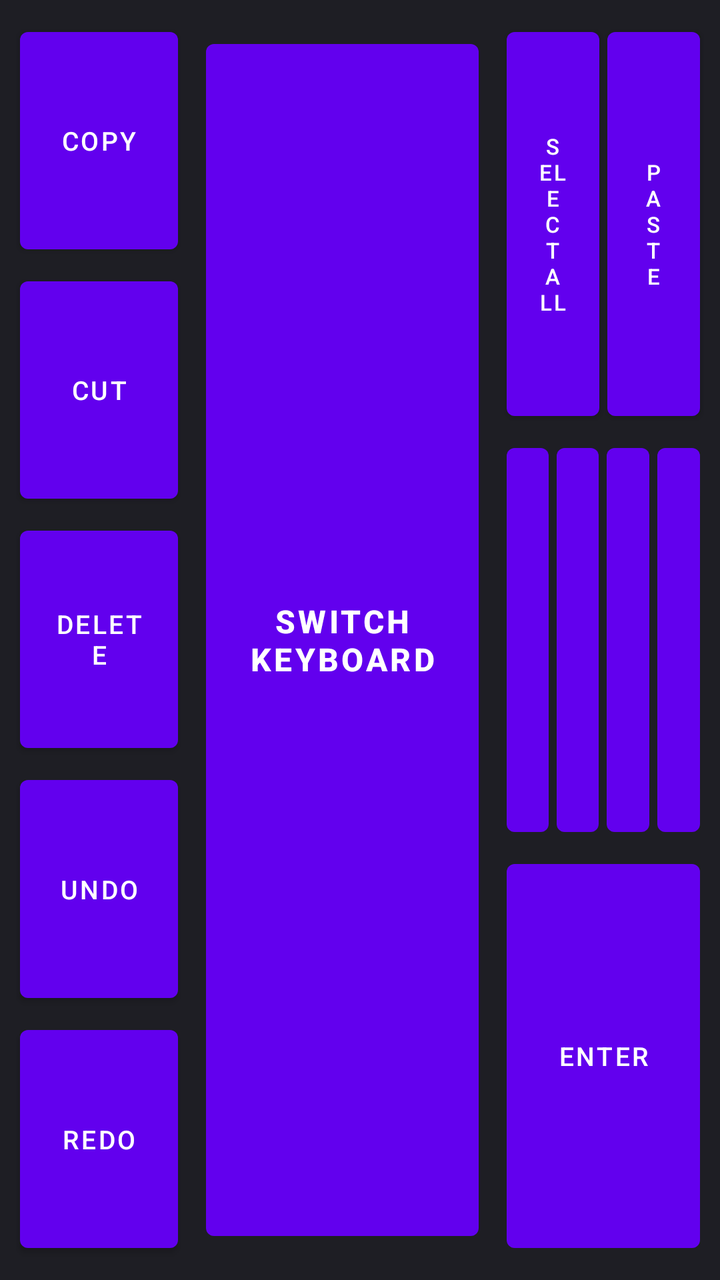
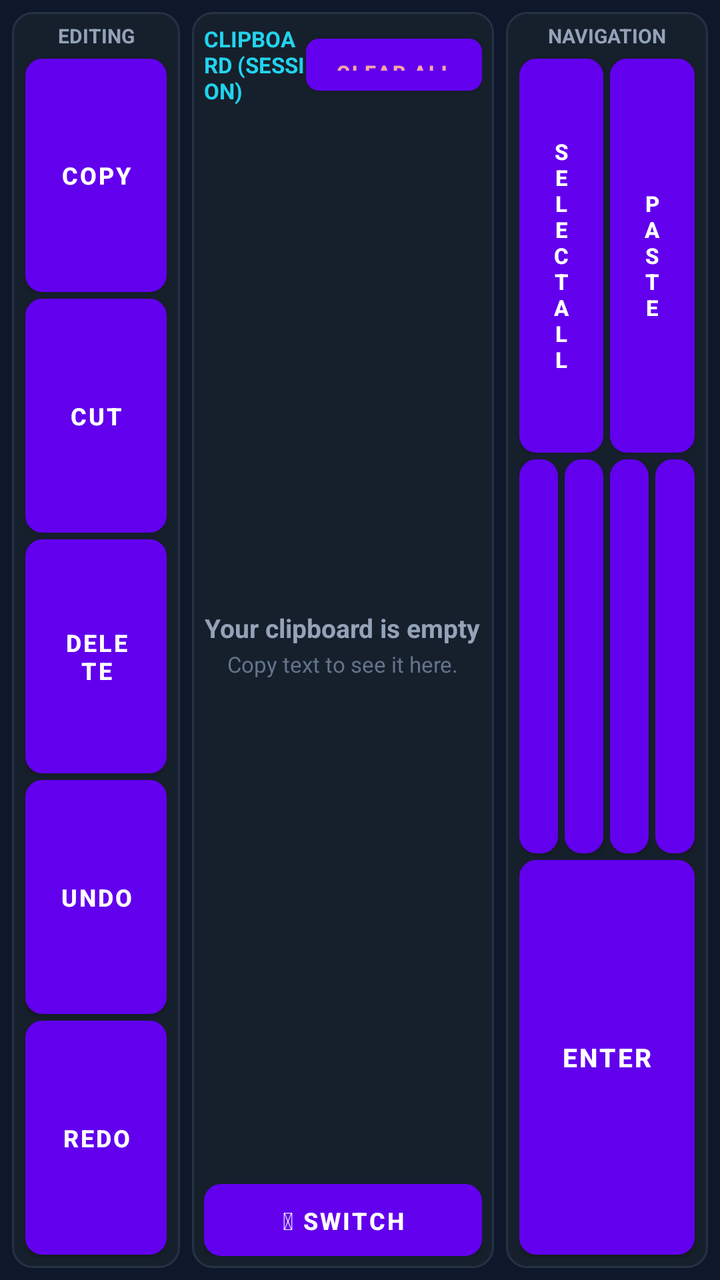

Two renders of the same Android screen: before a commit and after it. Below are the layout's source before the change and the commit's diff.
<!-- AndroidManifest.xml: fallback theme Theme.MaterialComponents.DayNight.NoActionBar -->
<!-- res/layout/keyboard_view.xml -->
<?xml version="1.0" encoding="utf-8"?>
<LinearLayout xmlns:android="http://schemas.android.com/apk/res/android"
    android:id="@+id/keyboard_root"
    android:layout_width="match_parent"
    android:layout_height="220dp"
    android:orientation="horizontal"
    android:baselineAligned="false"
    android:weightSum="100"
    android:padding="6dp"
    android:background="#1E1E24"
    android:soundEffectsEnabled="false"
    android:hapticFeedbackEnabled="false">

    
    <LinearLayout
        android:id="@+id/panel_editing"
        android:layout_width="0dp"
        android:layout_height="match_parent"
        android:layout_weight="25"
        android:orientation="vertical"
        android:padding="2dp">

        <Button
            android:id="@+id/btn_copy"
            android:layout_width="match_parent"
            android:layout_height="0dp"
            android:layout_weight="1"
            android:layout_margin="2dp"
            android:text="COPY"
            android:textColor="#FFFFFF"
            android:textSize="13sp"
            android:contentDescription="Copy"
            android:soundEffectsEnabled="false"
            android:hapticFeedbackEnabled="false" />

        <Button
            android:id="@+id/btn_cut"
            android:layout_width="match_parent"
            android:layout_height="0dp"
            android:layout_weight="1"
            android:layout_margin="2dp"
            android:text="CUT"
            android:textColor="#FFFFFF"
            android:textSize="13sp"
            android:contentDescription="Cut"
            android:soundEffectsEnabled="false"
            android:hapticFeedbackEnabled="false" />

        <Button
            android:id="@+id/btn_delete"
            android:layout_width="match_parent"
            android:layout_height="0dp"
            android:layout_weight="1"
            android:layout_margin="2dp"
            android:text="DELETE"
            android:textColor="#FFFFFF"
            android:textSize="13sp"
            android:contentDescription="Delete"
            android:soundEffectsEnabled="false"
            android:hapticFeedbackEnabled="false" />

        <Button
            android:id="@+id/btn_undo"
            android:layout_width="match_parent"
            android:layout_height="0dp"
            android:layout_weight="1"
            android:layout_margin="2dp"
            android:text="UNDO"
            android:textColor="#FFFFFF"
            android:textSize="13sp"
            android:contentDescription="Undo"
            android:soundEffectsEnabled="false"
            android:hapticFeedbackEnabled="false" />

        <Button
            android:id="@+id/btn_redo"
            android:layout_width="match_parent"
            android:layout_height="0dp"
            android:layout_weight="1"
            android:layout_margin="2dp"
            android:text="REDO"
            android:textColor="#FFFFFF"
            android:textSize="13sp"
            android:contentDescription="Redo"
            android:soundEffectsEnabled="false"
            android:hapticFeedbackEnabled="false" />
    </LinearLayout>

    
    <LinearLayout
        android:id="@+id/panel_center"
        android:layout_width="0dp"
        android:layout_height="match_parent"
        android:layout_weight="45"
        android:orientation="vertical"
        android:gravity="center"
        android:padding="4dp">

        <Button
            android:id="@+id/btn_switch_keyboard"
            android:layout_width="match_parent"
            android:layout_height="match_parent"
            android:layout_margin="6dp"
            android:text="SWITCH KEYBOARD"
            android:textColor="#FFFFFF"
            android:textSize="16sp"
            android:textStyle="bold"
            android:contentDescription="Switch Keyboard"
            android:soundEffectsEnabled="false"
            android:hapticFeedbackEnabled="false" />
    </LinearLayout>

    
    <LinearLayout
        android:id="@+id/panel_navigation"
        android:layout_width="0dp"
        android:layout_height="match_parent"
        android:layout_weight="30"
        android:orientation="vertical"
        android:padding="2dp">

        
        <LinearLayout
            android:layout_width="match_parent"
            android:layout_height="0dp"
            android:layout_weight="1"
            android:orientation="horizontal">

            <Button
                android:id="@+id/btn_select_all"
                android:layout_width="0dp"
                android:layout_height="match_parent"
                android:layout_weight="1"
                android:layout_margin="2dp"
                android:text="SELECT ALL"
                android:textColor="#FFFFFF"
                android:textSize="11sp"
                android:contentDescription="Select All"
                android:soundEffectsEnabled="false"
                android:hapticFeedbackEnabled="false" />

            <Button
                android:id="@+id/btn_paste"
                android:layout_width="0dp"
                android:layout_height="match_parent"
                android:layout_weight="1"
                android:layout_margin="2dp"
                android:text="PASTE"
                android:textColor="#FFFFFF"
                android:textSize="11sp"
                android:contentDescription="Paste"
                android:soundEffectsEnabled="false"
                android:hapticFeedbackEnabled="false" />
        </LinearLayout>

        
        <LinearLayout
            android:layout_width="match_parent"
            android:layout_height="0dp"
            android:layout_weight="1"
            android:orientation="horizontal">

            <Button
                android:id="@+id/btn_arrow_left"
                android:layout_width="0dp"
                android:layout_height="match_parent"
                android:layout_weight="1"
                android:layout_margin="2dp"
                android:text="&#x25C0;"
                android:textColor="#FFFFFF"
                android:textSize="16sp"
                android:contentDescription="Arrow Left"
                android:soundEffectsEnabled="false"
                android:hapticFeedbackEnabled="false" />

            <Button
                android:id="@+id/btn_arrow_up"
                android:layout_width="0dp"
                android:layout_height="match_parent"
                android:layout_weight="1"
                android:layout_margin="2dp"
                android:text="&#x25B2;"
                android:textColor="#FFFFFF"
                android:textSize="16sp"
                android:contentDescription="Arrow Up"
                android:soundEffectsEnabled="false"
                android:hapticFeedbackEnabled="false" />

            <Button
                android:id="@+id/btn_arrow_down"
                android:layout_width="0dp"
                android:layout_height="match_parent"
                android:layout_weight="1"
                android:layout_margin="2dp"
                android:text="&#x25BC;"
                android:textColor="#FFFFFF"
                android:textSize="16sp"
                android:contentDescription="Arrow Down"
                android:soundEffectsEnabled="false"
                android:hapticFeedbackEnabled="false" />

            <Button
                android:id="@+id/btn_arrow_right"
                android:layout_width="0dp"
                android:layout_height="match_parent"
                android:layout_weight="1"
                android:layout_margin="2dp"
                android:text="&#x25B6;"
                android:textColor="#FFFFFF"
                android:textSize="16sp"
                android:contentDescription="Arrow Right"
                android:soundEffectsEnabled="false"
                android:hapticFeedbackEnabled="false" />
        </LinearLayout>

        
        <LinearLayout
            android:layout_width="match_parent"
            android:layout_height="0dp"
            android:layout_weight="1"
            android:orientation="horizontal">

            <Button
                android:id="@+id/btn_enter"
                android:layout_width="match_parent"
                android:layout_height="match_parent"
                android:layout_margin="2dp"
                android:text="ENTER"
                android:textColor="#FFFFFF"
                android:textSize="13sp"
                android:contentDescription="Enter"
                android:soundEffectsEnabled="false"
                android:hapticFeedbackEnabled="false" />
        </LinearLayout>

    </LinearLayout>

</LinearLayout>
<!-- resources referenced by this layout -->
<resources>

</resources>

<!-- the commit's change to res/layout/keyboard_view.xml (unified diff, before → after) -->
@@ -2,12 +2,12 @@
 <LinearLayout xmlns:android="http://schemas.android.com/apk/res/android"
     android:id="@+id/keyboard_root"
     android:layout_width="match_parent"
-    android:layout_height="220dp"
+    android:layout_height="250dp"
     android:orientation="horizontal"
     android:baselineAligned="false"
     android:weightSum="100"
     android:padding="6dp"
-    android:background="#1E1E24"
+    android:background="#0F172A"
     android:soundEffectsEnabled="false"
     android:hapticFeedbackEnabled="false">
 
@@ -17,19 +17,35 @@
         android:layout_width="0dp"
         android:layout_height="match_parent"
         android:layout_weight="25"
+        android:layout_marginEnd="4dp"
         android:orientation="vertical"
-        android:padding="2dp">
+        android:background="@drawable/bg_panel"
+        android:padding="5dp">
+
+        <TextView
+            android:layout_width="match_parent"
+            android:layout_height="wrap_content"
+            android:text="EDITING"
+            android:textColor="#94A3B8"
+            android:textSize="10sp"
+            android:textStyle="bold"
+            android:gravity="center"
+            android:paddingBottom="3dp" />
 
         <Button
             android:id="@+id/btn_copy"
             android:layout_width="match_parent"
             android:layout_height="0dp"
             android:layout_weight="1"
-            android:layout_margin="2dp"
+            android:layout_margin="1.5dp"
+            android:background="@drawable/bg_keyboard_button"
             android:text="COPY"
             android:textColor="#FFFFFF"
-            android:textSize="13sp"
+            android:textSize="12sp"
+            android:textStyle="bold"
             android:contentDescription="Copy"
+            android:focusable="false"
+            android:focusableInTouchMode="false"
             android:soundEffectsEnabled="false"
             android:hapticFeedbackEnabled="false" />
 
@@ -38,11 +54,15 @@
             android:layout_width="match_parent"
             android:layout_height="0dp"
             android:layout_weight="1"
-            android:layout_margin="2dp"
+            android:layout_margin="1.5dp"
+            android:background="@drawable/bg_keyboard_button"
             android:text="CUT"
             android:textColor="#FFFFFF"
-            android:textSize="13sp"
+            android:textSize="12sp"
+            android:textStyle="bold"
             android:contentDescription="Cut"
+            android:focusable="false"
+            android:focusableInTouchMode="false"
             android:soundEffectsEnabled="false"
             android:hapticFeedbackEnabled="false" />
 
@@ -51,11 +71,15 @@
             android:layout_width="match_parent"
             android:layout_height="0dp"
             android:layout_weight="1"
-            android:layout_margin="2dp"
+            android:layout_margin="1.5dp"
+            android:background="@drawable/bg_keyboard_button"
             android:text="DELETE"
             android:textColor="#FFFFFF"
-            android:textSize="13sp"
+            android:textSize="12sp"
+            android:textStyle="bold"
             android:contentDescription="Delete"
+            android:focusable="false"
+            android:focusableInTouchMode="false"
             android:soundEffectsEnabled="false"
             android:hapticFeedbackEnabled="false" />
 
@@ -64,11 +88,15 @@
             android:layout_width="match_parent"
             android:layout_height="0dp"
             android:layout_weight="1"
-            android:layout_margin="2dp"
+            android:layout_margin="1.5dp"
+            android:background="@drawable/bg_keyboard_button"
             android:text="UNDO"
             android:textColor="#FFFFFF"
-            android:textSize="13sp"
+            android:textSize="12sp"
+            android:textStyle="bold"
             android:contentDescription="Undo"
+            android:focusable="false"
+            android:focusableInTouchMode="false"
             android:soundEffectsEnabled="false"
             android:hapticFeedbackEnabled="false" />
 
@@ -77,11 +105,15 @@
             android:layout_width="match_parent"
             android:layout_height="0dp"
             android:layout_weight="1"
-            android:layout_margin="2dp"
+            android:layout_margin="1.5dp"
+            android:background="@drawable/bg_keyboard_button"
             android:text="REDO"
             android:textColor="#FFFFFF"
-            android:textSize="13sp"
+            android:textSize="12sp"
+            android:textStyle="bold"
             android:contentDescription="Redo"
+            android:focusable="false"
+            android:focusableInTouchMode="false"
             android:soundEffectsEnabled="false"
             android:hapticFeedbackEnabled="false" />
     </LinearLayout>
@@ -92,20 +124,105 @@
         android:layout_width="0dp"
         android:layout_height="match_parent"
         android:layout_weight="45"
+        android:layout_marginStart="2dp"
+        android:layout_marginEnd="2dp"
         android:orientation="vertical"
-        android:gravity="center"
-        android:padding="4dp">
-
+        android:background="@drawable/bg_panel"
+        android:padding="6dp">
+
+        
+        <LinearLayout
+            android:layout_width="match_parent"
+            android:layout_height="wrap_content"
+            android:orientation="horizontal"
+            android:gravity="center_vertical"
+            android:paddingBottom="4dp">
+
+            <TextView
+                android:id="@+id/tv_clipboard_title"
+                android:layout_width="0dp"
+                android:layout_height="wrap_content"
+                android:layout_weight="1"
+                android:text="CLIPBOARD (SESSION)"
+                android:textColor="#22D3EE"
+                android:textSize="11sp"
+                android:textStyle="bold" />
+
+            <Button
+                android:id="@+id/btn_clear_clipboard"
+                android:layout_width="wrap_content"
+                android:layout_height="26dp"
+                android:paddingStart="8dp"
+                android:paddingEnd="8dp"
+                android:background="@drawable/bg_keyboard_button_danger"
+                android:text="CLEAR ALL"
+                android:textColor="#FCA5A5"
+                android:textSize="10sp"
+                android:textStyle="bold"
+                android:contentDescription="Clear All Clipboard Items"
+                android:focusable="false"
+                android:focusableInTouchMode="false"
+                android:soundEffectsEnabled="false"
+                android:hapticFeedbackEnabled="false" />
+        </LinearLayout>
+
+        
+        <FrameLayout
+            android:layout_width="match_parent"
+            android:layout_height="0dp"
+            android:layout_weight="1">
+
+            
+            <androidx.recyclerview.widget.RecyclerView
+                android:id="@+id/rv_clipboard"
+                android:layout_width="match_parent"
+                android:layout_height="match_parent"
+                android:scrollbars="vertical"
+                android:overScrollMode="never"
+                android:focusable="false"
+                android:focusableInTouchMode="false" />
+
+            
+            <LinearLayout
+                android:id="@+id/ll_empty_state"
+                android:layout_width="match_parent"
+                android:layout_height="match_parent"
+                android:orientation="vertical"
+                android:gravity="center"
+                android:visibility="visible">
+
+                <TextView
+                    android:layout_width="wrap_content"
+                    android:layout_height="wrap_content"
+                    android:text="Your clipboard is empty"
+                    android:textColor="#94A3B8"
+                    android:textSize="13sp"
+                    android:textStyle="bold" />
+
+                <TextView
+                    android:layout_width="wrap_content"
+                    android:layout_height="wrap_content"
+                    android:layout_marginTop="2dp"
+                    android:text="Copy text to see it here."
+                    android:textColor="#64748B"
+                    android:textSize="11sp" />
+            </LinearLayout>
+        </FrameLayout>
+
+        
         <Button
             android:id="@+id/btn_switch_keyboard"
             android:layout_width="match_parent"
-            android:layout_height="match_parent"
-            android:layout_margin="6dp"
-            android:text="SWITCH KEYBOARD"
-            android:textColor="#FFFFFF"
-            android:textSize="16sp"
+            android:layout_height="36dp"
+            android:layout_marginTop="4dp"
+            android:background="@drawable/bg_keyboard_button_accent"
+            android:text="&#x1F310; SWITCH KEYBOARD"
+            android:textColor="#FFFFFF"
+            android:textSize="12sp"
             android:textStyle="bold"
             android:contentDescription="Switch Keyboard"
+            android:focusable="false"
+            android:focusableInTouchMode="false"
             android:soundEffectsEnabled="false"
             android:hapticFeedbackEnabled="false" />
     </LinearLayout>
@@ -116,8 +233,20 @@
         android:layout_width="0dp"
         android:layout_height="match_parent"
         android:layout_weight="30"
+        android:layout_marginStart="4dp"
         android:orientation="vertical"
-        android:padding="2dp">
+        android:background="@drawable/bg_panel"
+        android:padding="5dp">
+
+        <TextView
+            android:layout_width="match_parent"
+            android:layout_height="wrap_content"
+            android:text="NAVIGATION"
+            android:textColor="#94A3B8"
+            android:textSize="10sp"
+            android:textStyle="bold"
+            android:gravity="center"
+            android:paddingBottom="3dp" />
 
         
         <LinearLayout
@@ -131,11 +260,15 @@
                 android:layout_width="0dp"
                 android:layout_height="match_parent"
                 android:layout_weight="1"
-                android:layout_margin="2dp"
+                android:layout_margin="1.5dp"
+                android:background="@drawable/bg_keyboard_button"
                 android:text="SELECT ALL"
                 android:textColor="#FFFFFF"
                 android:textSize="11sp"
+                android:textStyle="bold"
                 android:contentDescription="Select All"
+                android:focusable="false"
+                android:focusableInTouchMode="false"
                 android:soundEffectsEnabled="false"
                 android:hapticFeedbackEnabled="false" />
 
@@ -144,11 +277,15 @@
                 android:layout_width="0dp"
                 android:layout_height="match_parent"
                 android:layout_weight="1"
-                android:layout_margin="2dp"
+                android:layout_margin="1.5dp"
+                android:background="@drawable/bg_keyboard_button_accent"
                 android:text="PASTE"
                 android:textColor="#FFFFFF"
                 android:textSize="11sp"
+                android:textStyle="bold"
                 android:contentDescription="Paste"
+                android:focusable="false"
+                android:focusableInTouchMode="false"
                 android:soundEffectsEnabled="false"
                 android:hapticFeedbackEnabled="false" />
         </LinearLayout>
@@ -165,11 +302,14 @@
                 android:layout_width="0dp"
                 android:layout_height="match_parent"
                 android:layout_weight="1"
-                android:layout_margin="2dp"
+                android:layout_margin="1.5dp"
+                android:background="@drawable/bg_keyboard_button"
                 android:text="&#x25C0;"
                 android:textColor="#FFFFFF"
                 android:textSize="16sp"
                 android:contentDescription="Arrow Left"
+                android:focusable="false"
+                android:focusableInTouchMode="false"
                 android:soundEffectsEnabled="false"
                 android:hapticFeedbackEnabled="false" />
 
@@ -178,11 +318,14 @@
                 android:layout_width="0dp"
                 android:layout_height="match_parent"
                 android:layout_weight="1"
-                android:layout_margin="2dp"
+                android:layout_margin="1.5dp"
+                android:background="@drawable/bg_keyboard_button"
                 android:text="&#x25B2;"
                 android:textColor="#FFFFFF"
                 android:textSize="16sp"
                 android:contentDescription="Arrow Up"
+                android:focusable="false"
+                android:focusableInTouchMode="false"
                 android:soundEffectsEnabled="false"
                 android:hapticFeedbackEnabled="false" />
 
@@ -191,11 +334,14 @@
                 android:layout_width="0dp"
                 android:layout_height="match_parent"
                 android:layout_weight="1"
-                android:layout_margin="2dp"
+                android:layout_margin="1.5dp"
+                android:background="@drawable/bg_keyboard_button"
                 android:text="&#x25BC;"
                 android:textColor="#FFFFFF"
                 android:textSize="16sp"
                 android:contentDescription="Arrow Down"
+                android:focusable="false"
+                android:focusableInTouchMode="false"
                 android:soundEffectsEnabled="false"
                 android:hapticFeedbackEnabled="false" />
 
@@ -204,11 +350,14 @@
                 android:layout_width="0dp"
                 android:layout_height="match_parent"
                 android:layout_weight="1"
-                android:layout_margin="2dp"
+                android:layout_margin="1.5dp"
+                android:background="@drawable/bg_keyboard_button"
                 android:text="&#x25B6;"
                 android:textColor="#FFFFFF"
                 android:textSize="16sp"
                 android:contentDescription="Arrow Right"
+                android:focusable="false"
+                android:focusableInTouchMode="false"
                 android:soundEffectsEnabled="false"
                 android:hapticFeedbackEnabled="false" />
         </LinearLayout>
@@ -224,11 +373,15 @@
                 android:id="@+id/btn_enter"
                 android:layout_width="match_parent"
                 android:layout_height="match_parent"
-                android:layout_margin="2dp"
+                android:layout_margin="1.5dp"
+                android:background="@drawable/bg_keyboard_button_accent"
                 android:text="ENTER"
                 android:textColor="#FFFFFF"
                 android:textSize="13sp"
+                android:textStyle="bold"
                 android:contentDescription="Enter"
+                android:focusable="false"
+                android:focusableInTouchMode="false"
                 android:soundEffectsEnabled="false"
                 android:hapticFeedbackEnabled="false" />
         </LinearLayout>
<!-- resource entries referenced after the edit -->
@@ -1,5 +1,80 @@
 <!-- resources referenced by this layout -->
 <resources>
-
+  <!-- drawable bg_keyboard_button (drawable) -->
+  <?xml version="1.0" encoding="utf-8"?>
+  <selector xmlns:android="http://schemas.android.com/apk/res/android">
+      <item android:state_pressed="true">
+          <shape android:shape="rectangle">
+              <solid android:color="#0E7490" />
+              <stroke
+                  android:width="1dp"
+                  android:color="#06B6D4" />
+              <corners android:radius="8dp" />
+          </shape>
+      </item>
+      <item>
+          <shape android:shape="rectangle">
+              <solid android:color="#233041" />
+              <stroke
+                  android:width="1dp"
+                  android:color="#35465C" />
+              <corners android:radius="8dp" />
+          </shape>
+      </item>
+  </selector>
+  <!-- drawable bg_keyboard_button_accent (drawable) -->
+  <?xml version="1.0" encoding="utf-8"?>
+  <selector xmlns:android="http://schemas.android.com/apk/res/android">
+      <item android:state_pressed="true">
+          <shape android:shape="rectangle">
+              <solid android:color="#0891B2" />
+              <stroke
+                  android:width="1.5dp"
+                  android:color="#22D3EE" />
+              <corners android:radius="8dp" />
+          </shape>
+      </item>
+      <item>
+          <shape android:shape="rectangle">
+              <solid android:color="#0E7490" />
+              <stroke
+                  android:width="1dp"
+                  android:color="#06B6D4" />
+              <corners android:radius="8dp" />
+          </shape>
+      </item>
+  </selector>
+  <!-- drawable bg_keyboard_button_danger (drawable) -->
+  <?xml version="1.0" encoding="utf-8"?>
+  <selector xmlns:android="http://schemas.android.com/apk/res/android">
+      <item android:state_pressed="true">
+          <shape android:shape="rectangle">
+              <solid android:color="#7F1D1D" />
+              <stroke
+                  android:width="1dp"
+                  android:color="#EF4444" />
+              <corners android:radius="6dp" />
+          </shape>
+      </item>
+      <item>
+          <shape android:shape="rectangle">
+              <solid android:color="#362026" />
+              <stroke
+                  android:width="1dp"
+                  android:color="#5C2B35" />
+              <corners android:radius="6dp" />
+          </shape>
+      </item>
+  </selector>
+  <!-- drawable bg_panel (drawable) -->
+  <?xml version="1.0" encoding="utf-8"?>
+  <shape xmlns:android="http://schemas.android.com/apk/res/android"
+      android:shape="rectangle">
+      <solid android:color="#16202C" />
+      <stroke
+          android:width="1dp"
+          android:color="#243345" />
+      <corners android:radius="10dp" />
+  </shape>
 </resources>
 
